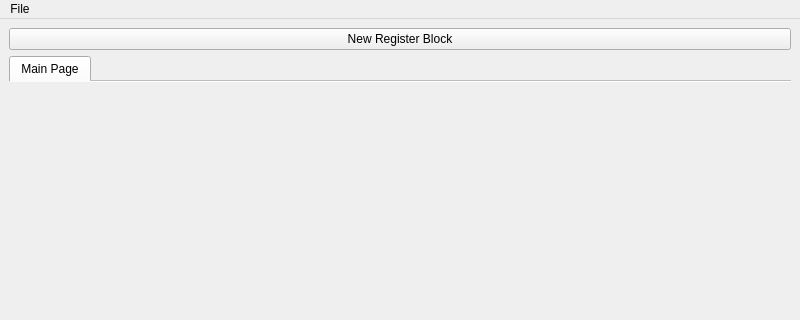
jimga150/RegisterMap, file mainwindow.ui: the form before one commit; both pictures show x 0 to 800 and y 0 to 320 of the 800 by 821 pixel window.
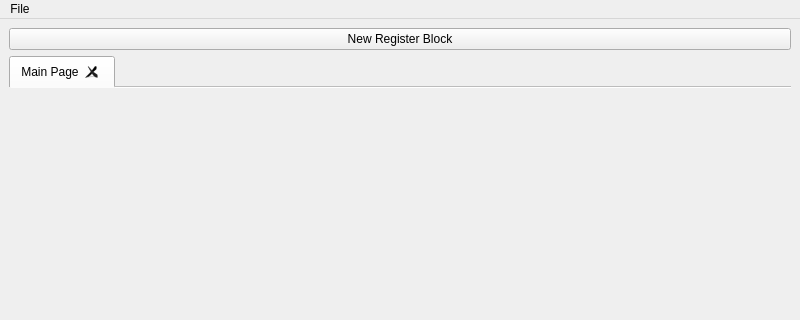
The form after the commit.

Commit message: add register block tab removal

Diff of the .ui file:
```diff
--- a/mainwindow.ui
+++ b/mainwindow.ui
@@ -38,7 +38,7 @@
          <bool>true</bool>
         </property>
         <property name="tabsClosable">
-         <bool>false</bool>
+         <bool>true</bool>
         </property>
         <property name="movable">
          <bool>true</bool>
```
The commit also changes 2 other files.
